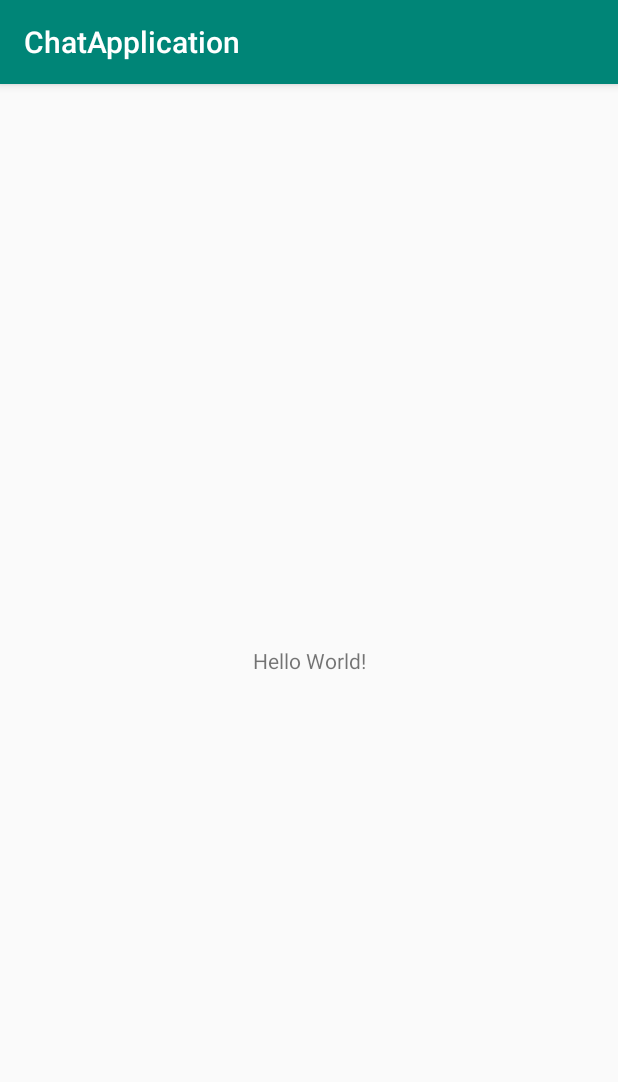
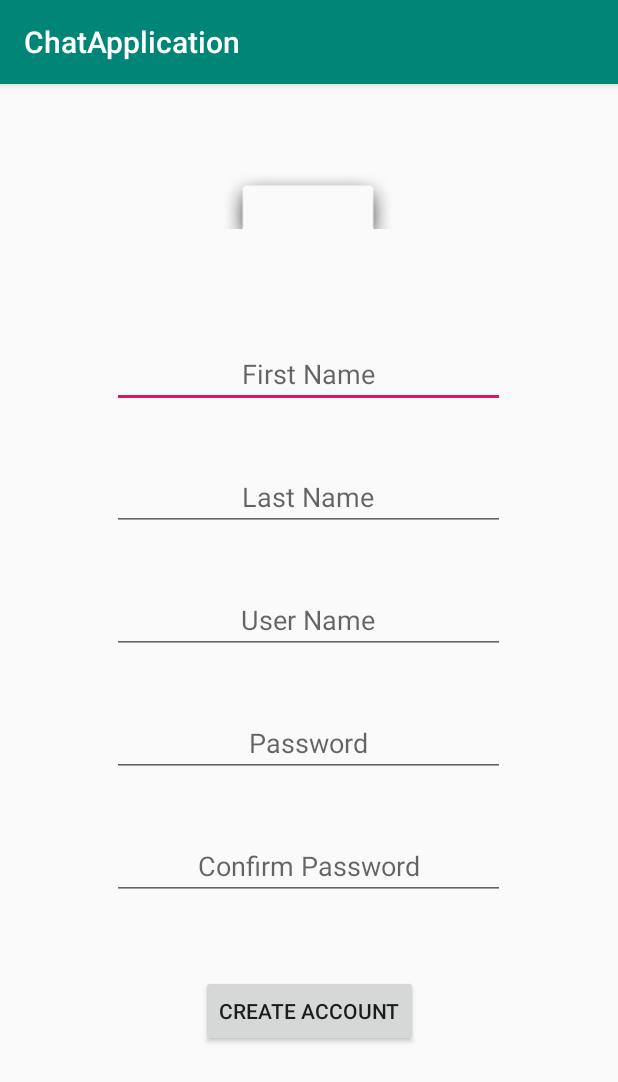
Before and after one commit to yash7977/ChatApplication, an Android app: the screen it shows after launch (MainActivity before the commit, CreateUser after it), on a phone screen of 412 x 824 dp. Shown: the top 1082 px of the screen. Run offline under Robolectric (Android 15) with nearby library versions, the phone set to English and light mode, and no system bars; our stand-ins replace Firebase (no records; nobody signed in at launch, a user with empty details on screens opened directly).

Commit message:
UserDomain

```diff
--- a/app/build.gradle
+++ b/app/build.gradle
@@ -26,4 +26,7 @@ dependencies {
     testImplementation 'junit:junit:4.12'
     androidTestImplementation 'androidx.test:runner:1.2.0'
     androidTestImplementation 'androidx.test.espresso:espresso-core:3.2.0'
+    implementation 'com.google.firebase:firebase-analytics:17.2.0'
+    implementation 'com.google.firebase:firebase-database:19.2.0'
 }
+apply plugin: 'com.google.gms.google-services'
--- a/app/src/main/AndroidManifest.xml
+++ b/app/src/main/AndroidManifest.xml
@@ -9,6 +9,7 @@
         android:roundIcon="@mipmap/ic_launcher_round"
         android:supportsRtl="true"
         android:theme="@style/AppTheme">
+        <activity android:name=".CreateUser"></activity>
         <activity android:name=".MainActivity">
             <intent-filter>
                 <action android:name="android.intent.action.MAIN" />
--- /dev/null
+++ b/app/src/main/java/com/example/chatapplication/CreateUser.java
@@ -0,0 +1,49 @@
+package com.example.chatapplication;
+
+import androidx.appcompat.app.AppCompatActivity;
+
+import android.os.Bundle;
+import android.view.View;
+import android.widget.Button;
+import android.widget.EditText;
+import android.widget.Toast;
+
+import com.google.firebase.database.DatabaseReference;
+import com.google.firebase.database.FirebaseDatabase;
+
+public class CreateUser extends AppCompatActivity {
+
+    EditText FirstName;
+    EditText LastName;
+    EditText UserName;
+    EditText PassWord;
+    EditText ConfirmPassword;
+    Button CreateAccount;
+    @Override
+    protected void onCreate(Bundle savedInstanceState) {
+        super.onCreate(savedInstanceState);
+        setContentView(R.layout.activity_create_user);
+
+        final FirebaseDatabase mDatabase = FirebaseDatabase.getInstance();
+
+        FirstName = findViewById(R.id.FirstName);
+        LastName = findViewById(R.id.LastName);
+        UserName = findViewById(R.id.UserName);
+        PassWord = findViewById(R.id.Password);
+        ConfirmPassword = findViewById(R.id.ConfiremPassword);
+        CreateAccount = findViewById(R.id.CreateAccount);
+
+        CreateAccount.setOnClickListener(new View.OnClickListener() {
+            @Override
+            public void onClick(View v) {
+                if(PassWord.getText().toString()!=ConfirmPassword.getText().toString()){
+                    Toast.makeText(CreateUser.this, "PassWord Missmatch", Toast.LENGTH_SHORT).show();
+                }else{
+                    UserDomain userDomain = new UserDomain(FirstName.getText().toString(),LastName.getText().toString(),UserName.getText().toString(),PassWord.getText().toString());
+                    DatabaseReference mDatabaseReference = mDatabase.getReference().child("name");
+                    mDatabaseReference.setValue(userDomain);
+                }
+            }
+        });
+    }
+}
--- a/app/src/main/java/com/example/chatapplication/MainActivity.java
+++ b/app/src/main/java/com/example/chatapplication/MainActivity.java
@@ -2,6 +2,7 @@ package com.example.chatapplication;
 
 import androidx.appcompat.app.AppCompatActivity;
 
+import android.content.Intent;
 import android.os.Bundle;
 
 public class MainActivity extends AppCompatActivity {
@@ -10,5 +11,7 @@ public class MainActivity extends AppCompatActivity {
     protected void onCreate(Bundle savedInstanceState) {
         super.onCreate(savedInstanceState);
         setContentView(R.layout.activity_main);
+        Intent intent = new Intent(MainActivity.this,CreateUser.class);
+        startActivity(intent);
     }
 }
--- /dev/null
+++ b/app/src/main/java/com/example/chatapplication/UserDomain.java
@@ -0,0 +1,54 @@
+package com.example.chatapplication;
+
+public class UserDomain {
+
+
+    String firstName;
+    String lastName;
+    String userName;
+    String password;
+
+
+    public UserDomain( String firstName, String lastName, String userName, String password) {
+        //this.id = id;
+        this.firstName = firstName;
+        this.lastName = lastName;
+        this.userName = userName;
+        this.password = password;
+    }
+
+
+
+
+    public String getFirstName() {
+        return firstName;
+    }
+
+    public void setFirstName(String firstName) {
+        this.firstName = firstName;
+    }
+
+    public String getLastName() {
+        return lastName;
+    }
+
+    public void setLastName(String lastName) {
+        this.lastName = lastName;
+    }
+
+    public String getUserName() {
+        return userName;
+    }
+
+    public void setUserName(String userName) {
+        this.userName = userName;
+    }
+
+    public String getPassword() {
+        return password;
+    }
+
+    public void setPassword(String password) {
+        this.password = password;
+    }
+}
--- /dev/null
+++ b/app/src/main/res/layout/activity_create_user.xml
@@ -0,0 +1,104 @@
+<?xml version="1.0" encoding="utf-8"?>
+<androidx.constraintlayout.widget.ConstraintLayout xmlns:android="http://schemas.android.com/apk/res/android"
+    xmlns:app="http://schemas.android.com/apk/res-auto"
+    xmlns:tools="http://schemas.android.com/tools"
+    android:layout_width="match_parent"
+    android:layout_height="match_parent"
+    tools:context=".CreateUser">
+
+    <ImageView
+        android:id="@+id/imageView"
+        android:layout_width="116dp"
+        android:layout_height="118dp"
+        android:layout_marginTop="16dp"
+        app:layout_constraintBottom_toBottomOf="parent"
+        app:layout_constraintEnd_toEndOf="parent"
+        app:layout_constraintHorizontal_bias="0.498"
+        app:layout_constraintStart_toStartOf="parent"
+        app:layout_constraintTop_toTopOf="parent"
+        app:layout_constraintVertical_bias="0.0"
+        app:srcCompat="?attr/panelBackground" />
+
+    <EditText
+        android:id="@+id/FirstName"
+        android:layout_width="262dp"
+        android:layout_height="42dp"
+        android:layout_marginTop="40dp"
+        android:hint="First Name"
+        android:textAlignment="center"
+        app:layout_constraintBottom_toBottomOf="parent"
+        app:layout_constraintEnd_toEndOf="parent"
+        app:layout_constraintHorizontal_bias="0.496"
+        app:layout_constraintStart_toStartOf="parent"
+        app:layout_constraintTop_toBottomOf="@+id/imageView"
+        app:layout_constraintVertical_bias="0.0" />
+
+    <EditText
+        android:id="@+id/LastName"
+        android:layout_width="262dp"
+        android:layout_height="42dp"
+        android:layout_marginTop="40dp"
+        android:hint="Last Name"
+        android:textAlignment="center"
+        app:layout_constraintBottom_toBottomOf="parent"
+        app:layout_constraintEnd_toEndOf="parent"
+        app:layout_constraintHorizontal_bias="0.496"
+        app:layout_constraintStart_toStartOf="parent"
+        app:layout_constraintTop_toBottomOf="@+id/FirstName"
+        app:layout_constraintVertical_bias="0.0" />
+
+    <EditText
+        android:id="@+id/UserName"
+        android:layout_width="262dp"
+        android:layout_height="42dp"
+        android:layout_marginTop="40dp"
+        android:hint="User Name"
+        android:textAlignment="center"
+        app:layout_constraintBottom_toBottomOf="parent"
+        app:layout_constraintEnd_toEndOf="parent"
+        app:layout_constraintHorizontal_bias="0.496"
+        app:layout_constraintStart_toStartOf="parent"
+        app:layout_constraintTop_toBottomOf="@+id/LastName"
+        app:layout_constraintVertical_bias="0.0" />
+
+    <EditText
+        android:id="@+id/Password"
+        android:layout_width="262dp"
+        android:layout_height="42dp"
+        android:layout_marginTop="40dp"
+        android:hint="Password"
+        android:textAlignment="center"
+        app:layout_constraintBottom_toBottomOf="parent"
+        app:layout_constraintEnd_toEndOf="parent"
+        app:layout_constraintHorizontal_bias="0.496"
+        app:layout_constraintStart_toStartOf="parent"
+        app:layout_constraintTop_toBottomOf="@+id/UserName"
+        app:layout_constraintVertical_bias="0.0" />
+
+    <EditText
+        android:id="@+id/ConfiremPassword"
+        android:layout_width="262dp"
+        android:layout_height="42dp"
+        android:layout_marginTop="40dp"
+        android:hint="Confirm Password"
+        android:textAlignment="center"
+        app:layout_constraintBottom_toBottomOf="parent"
+        app:layout_constraintEnd_toEndOf="parent"
+        app:layout_constraintHorizontal_bias="0.496"
+        app:layout_constraintStart_toStartOf="parent"
+        app:layout_constraintTop_toBottomOf="@+id/Password"
+        app:layout_constraintVertical_bias="0.0" />
+
+    <Button
+        android:id="@+id/CreateAccount"
+        android:layout_width="wrap_content"
+        android:layout_height="wrap_content"
+        android:layout_marginTop="50dp"
+        android:text="Create Account"
+        app:layout_constraintBottom_toBottomOf="parent"
+        app:layout_constraintEnd_toEndOf="parent"
+        app:layout_constraintStart_toStartOf="parent"
+        app:layout_constraintTop_toBottomOf="@+id/ConfiremPassword"
+        app:layout_constraintVertical_bias="0.0" />
+
+</androidx.constraintlayout.widget.ConstraintLayout>
--- a/build.gradle
+++ b/build.gradle
@@ -5,10 +5,11 @@ buildscript {
         google()
         jcenter()
 
+
     }
     dependencies {
         classpath 'com.android.tools.build:gradle:3.5.0'
-
+        classpath 'com.google.gms:google-services:4.3.2'
         // NOTE: Do not place your application dependencies here; they belong
         // in the individual module build.gradle files
     }
```
Also changed, not shown: 1 other file.
